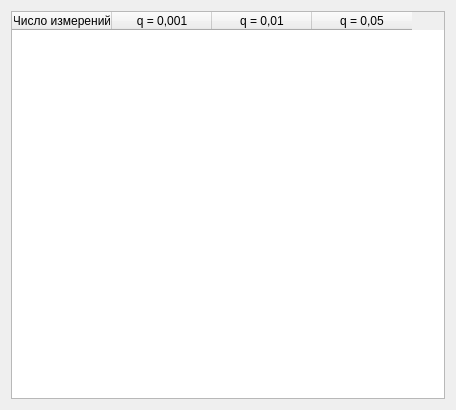
Above: abbedialog.ui from pmaprog/miem before the change. Below: the same form after it.
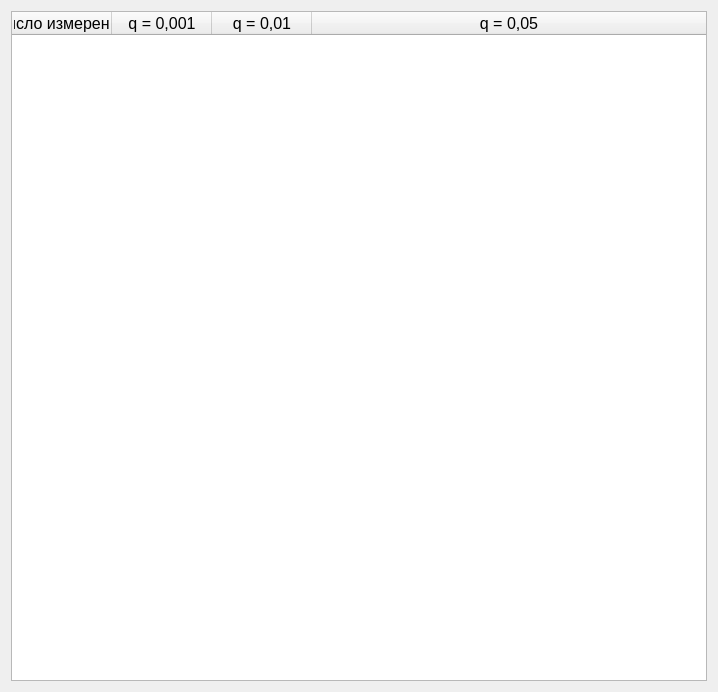
That is the form after the change.

Diff of the .ui file:
```diff
--- a/abbedialog.ui
+++ b/abbedialog.ui
@@ -6,10 +6,15 @@
    <rect>
     <x>0</x>
     <y>0</y>
-    <width>456</width>
-    <height>410</height>
+    <width>718</width>
+    <height>692</height>
    </rect>
   </property>
+  <property name="font">
+   <font>
+    <pointsize>12</pointsize>
+   </font>
+  </property>
   <property name="windowTitle">
    <string>Таблица значений критериев Аббе</string>
   </property>
@@ -22,8 +27,8 @@
      <property name="editTriggers">
       <set>QAbstractItemView::NoEditTriggers</set>
      </property>
-     <attribute name="horizontalHeaderMinimumSectionSize">
-      <number>60</number>
+     <attribute name="horizontalHeaderStretchLastSection">
+      <bool>true</bool>
      </attribute>
      <attribute name="verticalHeaderVisible">
       <bool>false</bool>
```
